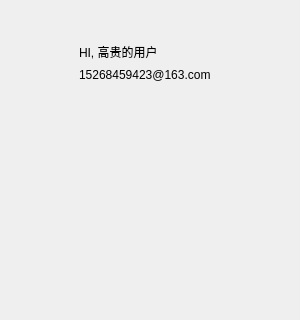
Above: UI/gbs/GBSMainProfile.ui from huangjingpei/myobs before the change; both pictures show x 0 to 300 and y 0 to 320 of the 300 by 924 pixel window. Below: the same form after it.
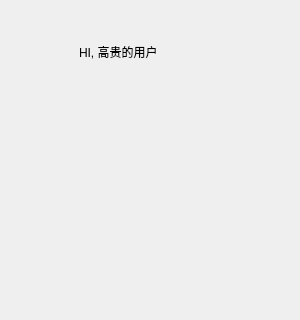
That is the form after the change.

```diff
--- a/UI/gbs/GBSMainProfile.ui
+++ b/UI/gbs/GBSMainProfile.ui
@@ -45,7 +45,7 @@
      </rect>
     </property>
     <property name="text">
-     <string>15268459423@163.com</string>
+     <string/>
     </property>
    </widget>
    <widget class="QLabel" name="label_3">
```
